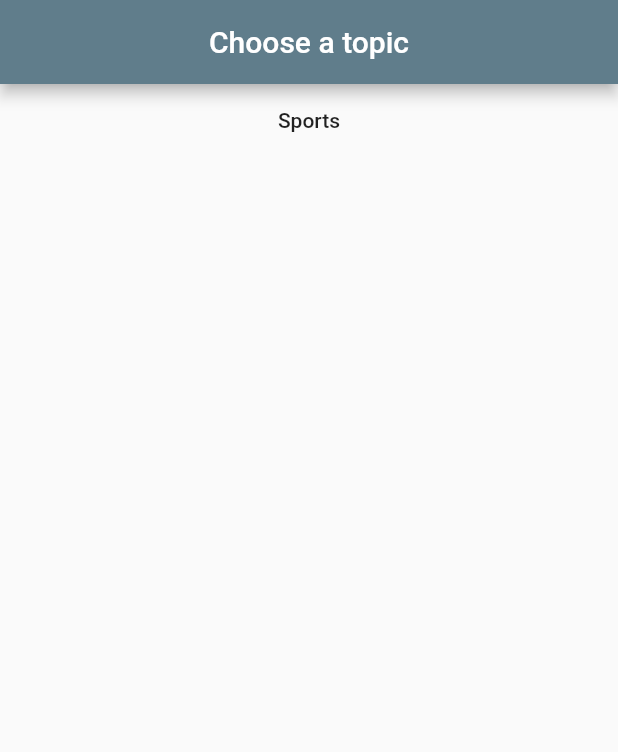
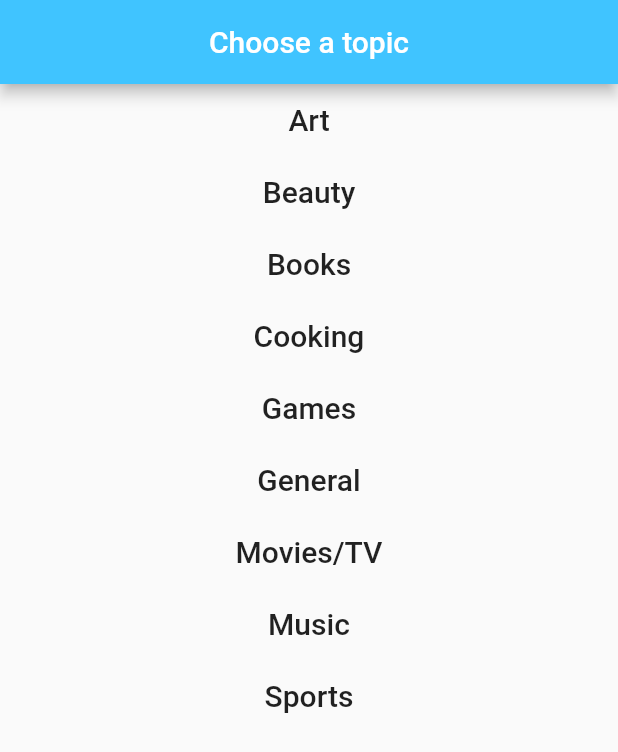
Before and after one commit to samuelatefah/StayConnected, a Flutter app: the screen it shows after launch, on a phone screen of 412 x 824 dp. Shown: the top 752 px of the screen. Run offline on Flutter 3.47's test engine with Material 2 defaults, Android fonts, the phone set to English and light mode, and no system bars; our stand-ins replace permission_handler; missing offline and left inert: agora_rtc_engine.

Commit message:
finished list

```diff
--- a/lib/src/pages/survey_view.dart
+++ b/lib/src/pages/survey_view.dart
@@ -55,9 +55,8 @@ class _SurveyViewState extends State<SurveyView> {
     final _height = MediaQuery.of(context).size.height;
 
     return Scaffold(
-        //TODO: Add an appbar here!
         appBar: AppBar(
-          backgroundColor: Colors.blueGrey,
+          backgroundColor: Colors.lightBlueAccent,
           title: Center(child: Text("Choose a topic")),
         ),
         body: Builder(
@@ -76,12 +75,151 @@ class _SurveyViewState extends State<SurveyView> {
                         onPressed: () {
                           setState(() {
                             pressed = true;
+                            _channelName = 'Art';
+                            onJoin();
+                          });
+                        },
+                        child: Text(
+                          'Art',
+                          style: TextStyle(
+                            fontSize: 20,
+                          ),
+                        ),
+                      ),
+                      FlatButton(
+                        color: pressed ? Colors.blue : Colors.transparent,
+                        highlightColor: Colors.blue,
+                        onPressed: () {
+                          setState(() {
+                            pressed = true;
+                            _channelName = 'Beauty';
+                            onJoin();
+                          });
+                        },
+                        child: Text(
+                          'Beauty',
+                          style: TextStyle(
+                            fontSize: 20,
+                          ),
+                        ),
+                      ),
+                      FlatButton(
+                        color: pressed ? Colors.blue : Colors.transparent,
+                        highlightColor: Colors.blue,
+                        onPressed: () {
+                          setState(() {
+                            pressed = true;
+                            _channelName = 'Books';
+                            onJoin();
+                          });
+                        },
+                        child: Text(
+                          'Books',
+                          style: TextStyle(
+                            fontSize: 20,
+                          ),
+                        ),
+                      ),
+                      FlatButton(
+                        color: pressed ? Colors.blue : Colors.transparent,
+                        highlightColor: Colors.blue,
+                        onPressed: () {
+                          setState(() {
+                            pressed = true;
+                            _channelName = 'Cooking';
+                            onJoin();
+                          });
+                        },
+                        child: Text(
+                          'Cooking',
+                          style: TextStyle(
+                            fontSize: 20,
+                          ),
+                        ),
+                      ),
+                      FlatButton(
+                        color: pressed ? Colors.blue : Colors.transparent,
+                        highlightColor: Colors.blue,
+                        onPressed: () {
+                          setState(() {
+                            pressed = true;
+                            _channelName = 'Games';
+                            onJoin();
+                          });
+                        },
+                        child: Text(
+                          'Games',
+                          style: TextStyle(
+                            fontSize: 20,
+                          ),
+                        ),
+                      ),
+                      FlatButton(
+                        color: pressed ? Colors.blue : Colors.transparent,
+                        highlightColor: Colors.blue,
+                        onPressed: () {
+                          setState(() {
+                            pressed = true;
+                            _channelName = 'General';
+                            onJoin();
+                          });
+                        },
+                        child: Text(
+                          'General',
+                          style: TextStyle(
+                            fontSize: 20,
+                          ),
+                        ),
+                      ),
+                      FlatButton(
+                        color: pressed ? Colors.blue : Colors.transparent,
+                        highlightColor: Colors.blue,
+                        onPressed: () {
+                          setState(() {
+                            pressed = true;
+                            _channelName = 'Movies/TV';
+                            onJoin();
+                          });
+                        },
+                        child: Text(
+                          'Movies/TV',
+                          style: TextStyle(
+                            fontSize: 20,
+                          ),
+                        ),
+                      ),
+                      FlatButton(
+                        color: pressed ? Colors.blue : Colors.transparent,
+                        highlightColor: Colors.blue,
+                        onPressed: () {
+                          setState(() {
+                            pressed = true;
+                            _channelName = 'Music';
+                            onJoin();
+                          });
+                        },
+                        child: Text(
+                          'Music',
+                          style: TextStyle(
+                            fontSize: 20,
+                          ),
+                        ),
+                      ),
+                      FlatButton(
+                        color: pressed ? Colors.blue : Colors.transparent,
+                        highlightColor: Colors.blue,
+                        onPressed: () {
+                          setState(() {
+                            pressed = true;
                             _channelName = 'Sports';
                             onJoin();
                           });
                         },
                         child: Text(
                           'Sports',
+                          style: TextStyle(
+                            fontSize: 20,
+                          ),
                         ),
                       ),
                     ],
```
